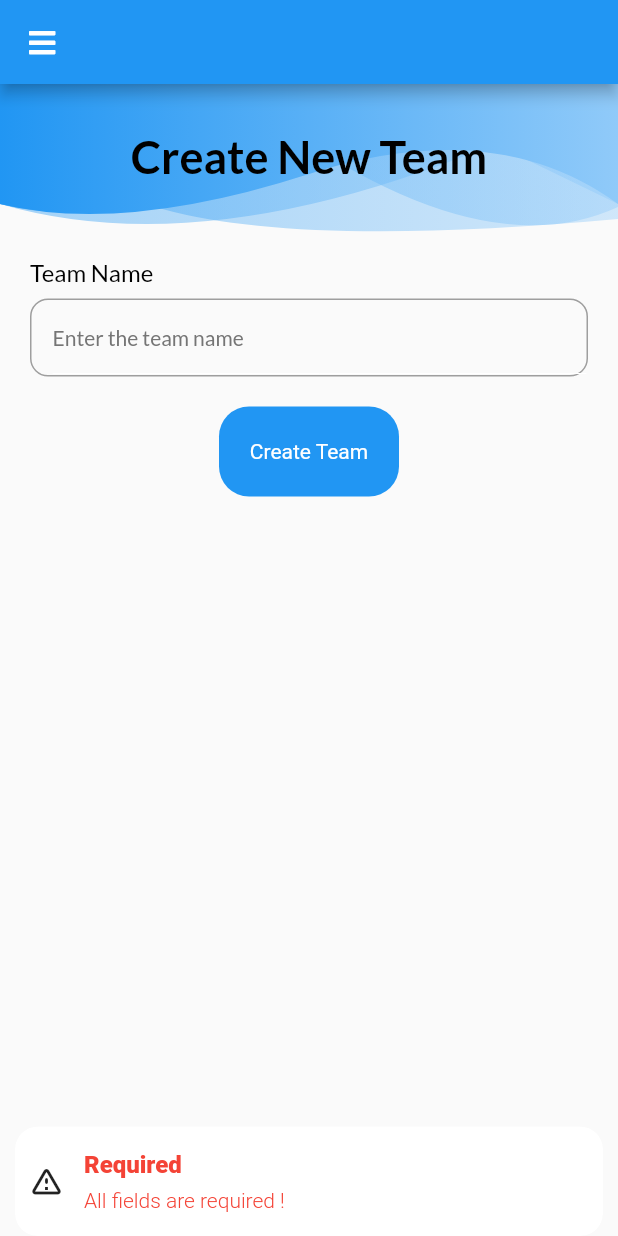
After one commit to Santo120199/task_manager_app, a Flutter app: the CreateTeam screen opened directly, after a tap on "Create Team", on a phone screen of 412 x 824 dp. The commit adds this screen. Run offline on Flutter 3.47's test engine with Material 2 defaults, Android fonts, the phone set to English and light mode, and no system bars; our stand-ins replace date_picker_timeline, flutter_staggered_animations, font_awesome_flutter, get, get_it, google_fonts and 2 more; accounts and stored records are empty.

Commit message:
Add create team page, team model and service, and post data to the api

```diff
--- a/lib/main.dart
+++ b/lib/main.dart
@@ -2,6 +2,7 @@ import 'package:flutter/material.dart';
 import 'package:get/get.dart';
 import 'package:get_it/get_it.dart';
 import 'package:task_manager_app/services/tasks_service.dart';
+import 'package:task_manager_app/services/teams_service.dart';
 import 'package:task_manager_app/services/users_service.dart';
 import 'package:task_manager_app/ui/common/drawer_item.dart';
 import 'package:task_manager_app/ui/common/drawer_item_data.dart';
@@ -13,6 +14,7 @@ import 'package:task_manager_app/ui/widgets/splash_screen.dart';
 void setupLocator(){
   GetIt.I.registerLazySingleton(() => TasksService());
   GetIt.I.registerLazySingleton(() => UsersService());
+  GetIt.I.registerLazySingleton(() => TeamsService());
 }
 
 void main() {
--- /dev/null
+++ b/lib/models/team.dart
@@ -0,0 +1,25 @@
+
+class Team {
+  int? id;
+  String? name;
+  int? createdBy;
+
+  Team({this.id,this.name,this.createdBy});
+
+  factory Team.fromJson(Map<String,dynamic> item){
+
+    return Team(
+      id: int.parse(item['id']),
+      name: item['username'],
+      createdBy: item['email'],
+    );
+  }
+
+   Map<String,dynamic> toJson(){
+    final Map<String,dynamic> item = new Map<String,dynamic>();
+    item['name'] = this.name;
+    item['createdBy'] = this.createdBy;
+    return item;
+  }
+
+}
--- /dev/null
+++ b/lib/services/teams_service.dart
@@ -0,0 +1,23 @@
+
+import 'dart:convert';
+
+import 'package:task_manager_app/models/api_response.dart';
+import 'package:task_manager_app/models/team.dart';
+import "package:http/http.dart" as http;
+
+class TeamsService {
+
+  static const API = 'http://192.168.1.59/API_Task_Manager/api/team';
+
+  Future<APIResponse<bool>> createTeam(Team team){
+    return http.post(Uri.parse(API+'/createTeam.php'),body:json.encode(team.toJson())).then((data){
+      if(data.statusCode == 200){
+        return APIResponse<bool>(data:true);
+      }
+      return APIResponse<bool>(data:true,errorMessage:'An error occurred' );
+
+    }).catchError((_)=>APIResponse<bool>(error: true,errorMessage:'An error occurred'));
+  }
+
+
+}
--- /dev/null
+++ b/lib/ui/create_team.dart
@@ -0,0 +1,158 @@
+import 'package:flutter/material.dart';
+import 'package:font_awesome_flutter/font_awesome_flutter.dart';
+import 'package:get/get_core/src/get_main.dart';
+import 'package:get/get_navigation/src/extension_navigation.dart';
+import 'package:get/get_navigation/src/snackbar/snackbar.dart';
+import 'package:get_it/get_it.dart';
+import 'package:shared_preferences/shared_preferences.dart';
+import 'package:task_manager_app/models/team.dart';
+import 'package:task_manager_app/services/teams_service.dart';
+import 'package:task_manager_app/ui/common/drawer_item.dart';
+import 'package:task_manager_app/ui/common/drawer_item_data.dart';
+import 'package:task_manager_app/ui/team_page.dart';
+import 'package:task_manager_app/ui/theme.dart';
+import 'package:task_manager_app/ui/widgets/button.dart';
+import 'package:task_manager_app/ui/widgets/drawer_widget.dart';
+import 'package:task_manager_app/ui/widgets/header_widget.dart';
+import 'package:task_manager_app/ui/widgets/input_field.dart';
+
+class CreateTeam extends StatefulWidget {
+  const CreateTeam({Key? key}) : super(key: key);
+
+  @override
+  _CreateTeamState createState() => _CreateTeamState();
+}
+
+class _CreateTeamState extends State<CreateTeam> {
+  var _scaffoldKey = GlobalKey<ScaffoldState>();
+  DrawerItem item = DrawerItems.home;
+
+  TeamsService get service => GetIt.I<TeamsService>();
+
+  TextEditingController teamNameController = TextEditingController();
+  String userId ="";
+
+  Future user()async{
+    final SharedPreferences sharedPreferences = await SharedPreferences.getInstance();
+    var id = sharedPreferences.getString('id');
+
+    setState(() {
+      userId = id!;
+      print(userId);
+    });
+  }
+
+  @override
+  void initState() {
+    user();
+
+    super.initState();
+  }
+
+  @override
+  Widget build(BuildContext context) {
+    return Scaffold(
+        key: _scaffoldKey,
+        appBar: _appBar(context),
+        drawer: buildDrawer(),
+        body: Column(
+          children: [
+           _header(),
+           Container(
+             margin: const EdgeInsets.only(left: 20,right: 20),
+             child: SingleChildScrollView(
+               child: Column(
+                 crossAxisAlignment: CrossAxisAlignment.start,
+
+                 children: [
+                   MyInputField(title: "Team Name", hint: "Enter the team name",controller: teamNameController,),
+                 ],
+               ),
+             ),
+           ),
+           SizedBox(height: 20,),
+           MyButton(label: "Create Team", onTap: (){
+             _validateData();
+           })
+          ],
+        ));
+  }
+
+  _appBar(BuildContext context) {
+    return AppBar(
+      leading: GestureDetector(
+        onTap: () {
+          _scaffoldKey.currentState?.openDrawer();
+        },
+        child: Icon(FontAwesomeIcons.bars, size: 20),
+      ),
+    );
+  }
+
+  Widget buildDrawer() => SafeArea(child: DrawerWidget(
+        onSelectedItem: (item) {
+          setState(() {
+            this.item = item;
+            print(item);
+          });
+        },
+      ));
+
+
+   _header() {
+    return Stack(
+      children: [
+        Container(
+            height: 100,
+            child: HeaderWidget(
+              height: 100,
+              showIcon: false,
+              icon: Icons.house_rounded,
+            )),
+          Container(
+            margin: const EdgeInsets.only(top:30),
+            alignment: Alignment.center,
+            child: Text("Create New Team",style: headingStyle,),
+          ),
+       ],
+    );
+  }
+
+  _validateData(){
+    if(teamNameController.text.isNotEmpty){
+      _addTeam();
+
+    }else if(teamNameController.text.isEmpty){
+      Get.snackbar("Required", "All fields are required !",
+          snackPosition: SnackPosition.BOTTOM,
+          backgroundColor: Colors.white,
+          colorText: Colors.red,
+          icon: Icon(Icons.warning_amber_rounded));
+    }
+    }
+
+
+  _addTeam()async{
+    final SharedPreferences sharedPreferences =
+        await SharedPreferences.getInstance();
+    var id = sharedPreferences.get('id');
+
+    final team = Team(
+      name: teamNameController.text,
+      createdBy: int.parse(id.toString())
+    );
+
+    final result = await service.createTeam(team);
+    print("data");
+
+
+  }
+
+}
+
+
+
+
+
+class Int {
+}
--- a/lib/ui/profile_page.dart
+++ b/lib/ui/profile_page.dart
@@ -23,6 +23,8 @@ class _ProfilePageState extends State<ProfilePage> {
   String username = "";
 
   DrawerItem item = DrawerItems.home;
+
+
 
 
   Future user()async{
```
Also changed, not shown: lib/ui/team_page.dart (+33 -8 lines).
